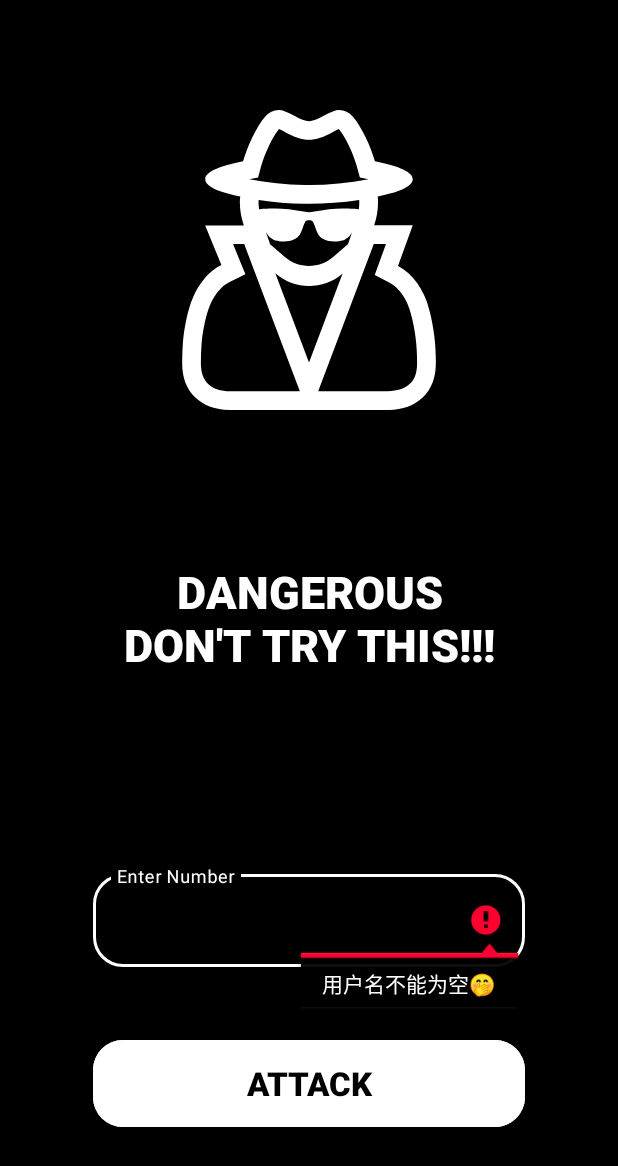
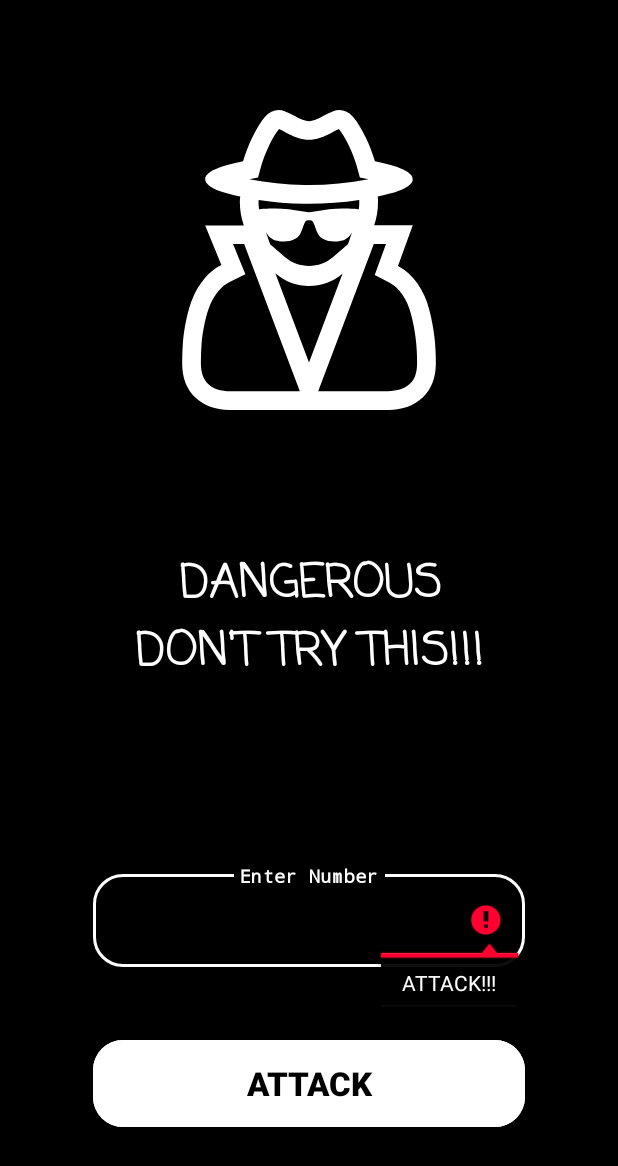
Before and after one commit to lionche/KillNet, an Android app: the screen it shows after launch (MainActivity), after a tap on "ATTACK", on a phone screen of 412 x 824 dp. Shown: the top 1166 px of the screen. Run offline under Robolectric (Android 15) with nearby library versions, the phone set to English and light mode, and no system bars; libraries missing offline, so code that uses them is left out: com.blankj.utilcode; 2 statements that could not run were skipped.

Commit message:
返回检测网络

```diff
--- a/app/src/main/java/com/che/killnet/MainActivity.java
+++ b/app/src/main/java/com/che/killnet/MainActivity.java
@@ -41,8 +41,14 @@ public class MainActivity extends AppCompatActivity {
     private Button btn_login;
     static LoginCallBackListener loginCallBackListener;
     static WIFICallBackListener wifiCallBackListener;
-//    private AlertDialog.Builder builder;
 
+    @Override
+    protected void onRestart() {
+        super.onRestart();
+        getPostBean();
+        Log.d(TAG, "onRestart: 我回来啦");
+
+    }
 
     @Override
     protected void onCreate(Bundle savedInstanceState) {
@@ -87,7 +93,7 @@ public class MainActivity extends AppCompatActivity {
         String loginname = et_name.getText().toString();
 
         if (loginname.isEmpty()) {
-            et_name.setError("用户名不能为空🤭");
+            et_name.setError("ATTACK!!!");
             valid = false;
         } else {
             et_name.setError(null);
--- a/app/src/main/res/layout/activity_main.xml
+++ b/app/src/main/res/layout/activity_main.xml
@@ -15,7 +15,8 @@
         app:layout_constraintBottom_toTopOf="@+id/guideline"
         app:layout_constraintEnd_toStartOf="@+id/guideline5"
         app:layout_constraintStart_toStartOf="@+id/guideline4"
-        app:layout_constraintTop_toTopOf="@+id/guideline" />
+        app:layout_constraintTop_toTopOf="@+id/guideline"
+        android:contentDescription="TODO" />
 
 
     <LinearLayout
@@ -36,7 +37,6 @@
 
             android:layout_marginBottom="40dp"
 
-            android:hint="@string/name_hint"
             android:textColorHint="@color/white"
 
             app:boxCornerRadiusBottomEnd="20dp"
@@ -45,11 +45,13 @@
             app:boxCornerRadiusTopStart="20dp">
 
             <com.google.android.material.textfield.TextInputEditText
-
+                android:hint="@string/name_hint"
+                android:textStyle="bold"
+                android:typeface="monospace"
+                android:gravity="center"
                 android:id="@+id/et_name"
                 android:layout_width="match_parent"
                 android:layout_height="wrap_content"
-
                 android:inputType="number"
                 android:textColor="@color/white"
                 android:textSize="20sp" />
@@ -119,12 +121,12 @@
         android:id="@+id/textView"
         android:layout_width="0dp"
         android:layout_height="wrap_content"
-        android:fontFamily="sans-serif-black"
+        android:fontFamily="casual"
         android:textStyle="bold"
         android:typeface="monospace"
         android:gravity="center"
         android:text="@string/Slogin"
-        android:textAppearance="@style/TextAppearance.AppCompat.Body1"
+        android:textAppearance="@style/TextAppearance.AppCompat.Large"
         android:textColor="@color/white"
         android:textSize="30sp"
         app:layout_constraintBottom_toTopOf="@+id/guideline6"
--- a/app/src/main/res/values-night/themes.xml
+++ b/app/src/main/res/values-night/themes.xml
@@ -3,10 +3,10 @@
     <style name="Theme.KillNet" parent="Theme.MaterialComponents.DayNight.NoActionBar">
         <!-- Primary brand color. -->
         <item name="colorPrimary">@color/white</item>
-        <item name="colorPrimaryVariant">@color/purple_700</item>
-        <item name="colorOnPrimary">@color/purple_700</item>
+        <item name="colorPrimaryVariant">@color/black</item>
+        <item name="colorOnPrimary">@color/black</item>
         <!-- Secondary brand color. -->
-        <item name="colorSecondary">@color/teal_200</item>
+        <item name="colorSecondary">@color/black</item>
         <item name="colorOnSecondary">@color/black</item>
         <!-- Status bar color. -->
         <item name="android:statusBarColor" tools:targetApi="l">?attr/colorPrimaryVariant</item>
```
Also changed, not shown: app/src/main/res/font/merdkea.ttf (added).
